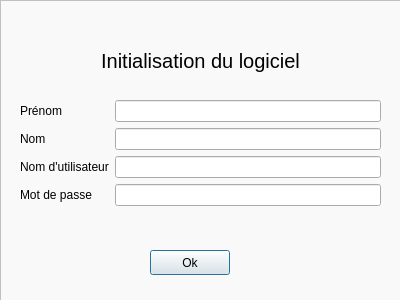
Old version of the form source/initialization.ui in the repository sophieham/Glybook.
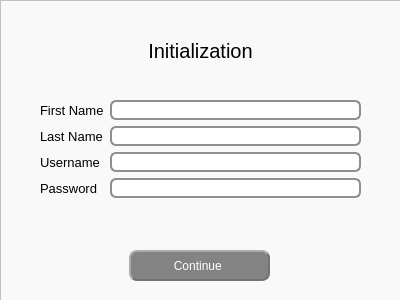
New version of the form. Icons and pictures are not drawn.

```diff
--- a/source/initialization.ui
+++ b/source/initialization.ui
@@ -17,11 +17,23 @@
    <iconset resource="resource.qrc">
     <normaloff>:/icons/icon_final.ico</normaloff>:/icons/icon_final.ico</iconset>
   </property>
+  <property name="styleSheet">
+   <string notr="true">QLineEdit {
+border: 2px solid #8f8f91;
+border-radius: 6px;
+   /* background-image: url(:/icons/search.png);
+    background-repeat: no-repeat;
+    background-position: left;*/
+    color: #252424;
+   /* font-family: SegoeUI;*/
+    font-size: 12px;
+}</string>
+  </property>
   <widget class="QLabel" name="label_init">
    <property name="geometry">
     <rect>
      <x>0</x>
-     <y>40</y>
+     <y>30</y>
      <width>401</width>
      <height>41</height>
     </rect>
@@ -32,7 +44,7 @@
     </font>
    </property>
    <property name="text">
-    <string>Initialisation du logiciel</string>
+    <string>Initialization</string>
    </property>
    <property name="alignment">
     <set>Qt::AlignCenter</set>
@@ -41,50 +53,70 @@
   <widget class="QWidget" name="formLayoutWidget">
    <property name="geometry">
     <rect>
-     <x>20</x>
+     <x>40</x>
      <y>100</y>
-     <width>361</width>
-     <height>116</height>
+     <width>321</width>
+     <height>104</height>
     </rect>
    </property>
    <layout class="QFormLayout" name="formLayout">
     <item row="0" column="0">
      <widget class="QLabel" name="lblF_NameA">
-      <property name="text">
-       <string>Prénom</string>
+      <property name="font">
+       <font>
+        <pointsize>10</pointsize>
+       </font>
       </property>
-     </widget>
-    </item>
-    <item row="1" column="0">
-     <widget class="QLabel" name="lblL_NameA">
       <property name="text">
-       <string>Nom</string>
-      </property>
-     </widget>
-    </item>
-    <item row="2" column="0">
-     <widget class="QLabel" name="lblUserA">
-      <property name="text">
-       <string>Nom d'utilisateur</string>
-      </property>
-     </widget>
-    </item>
-    <item row="3" column="0">
-     <widget class="QLabel" name="lblPassA">
-      <property name="text">
-       <string>Mot de passe</string>
+       <string>First Name</string>
       </property>
      </widget>
     </item>
     <item row="0" column="1">
      <widget class="QLineEdit" name="txtF_NameA"/>
     </item>
+    <item row="1" column="0">
+     <widget class="QLabel" name="lblL_NameA">
+      <property name="font">
+       <font>
+        <pointsize>10</pointsize>
+       </font>
+      </property>
+      <property name="text">
+       <string>Last Name</string>
+      </property>
+     </widget>
+    </item>
     <item row="1" column="1">
      <widget class="QLineEdit" name="txtL_NameA"/>
     </item>
+    <item row="2" column="0">
+     <widget class="QLabel" name="lblUserA">
+      <property name="font">
+       <font>
+        <pointsize>10</pointsize>
+       </font>
+      </property>
+      <property name="text">
+       <string>Username</string>
+      </property>
+     </widget>
+    </item>
     <item row="2" column="1">
      <widget class="QLineEdit" name="txtUserA"/>
     </item>
+    <item row="3" column="0">
+     <widget class="QLabel" name="lblPassA">
+      <property name="font">
+       <font>
+        <pointsize>10</pointsize>
+       </font>
+      </property>
+      <property name="text">
+       <string>Password</string>
+      </property>
+     </widget>
+    </item>
     <item row="3" column="1">
      <widget class="QLineEdit" name="txtPassA">
       <property name="inputMethodHints">
@@ -100,14 +132,43 @@
   <widget class="QPushButton" name="pushButton">
    <property name="geometry">
     <rect>
-     <x>150</x>
+     <x>129</x>
      <y>250</y>
-     <width>80</width>
-     <height>25</height>
+     <width>141</width>
+     <height>31</height>
     </rect>
    </property>
+   <property name="layoutDirection">
+    <enum>Qt::RightToLeft</enum>
+   </property>
+   <property name="styleSheet">
+    <string notr="true">QPushButton {
+	color: white;
+	border-radius: 8px;
+	background-color: rgb(131, 131, 131);
+    border-style: outset;
+    border-width: 2px;
+    border-color:rgb(115, 115, 115);
+    padding: 6px;
+}
+QPushButton:pressed {
+    border-style: inset;
+}
+
+QPushButton:hover {
+	background-color: rgb(115, 115, 115);
+    color:white;
+    border-style: outset;
+}
+
+</string>
+   </property>
    <property name="text">
-    <string>Ok</string>
+    <string>Continue </string>
+   </property>
+   <property name="icon">
+    <iconset resource="resource.qrc">
+     <normaloff>:/icons/save.png</normaloff>:/icons/save.png</iconset>
    </property>
   </widget>
   <widget class="QGraphicsView" name="graphicsView">
```
